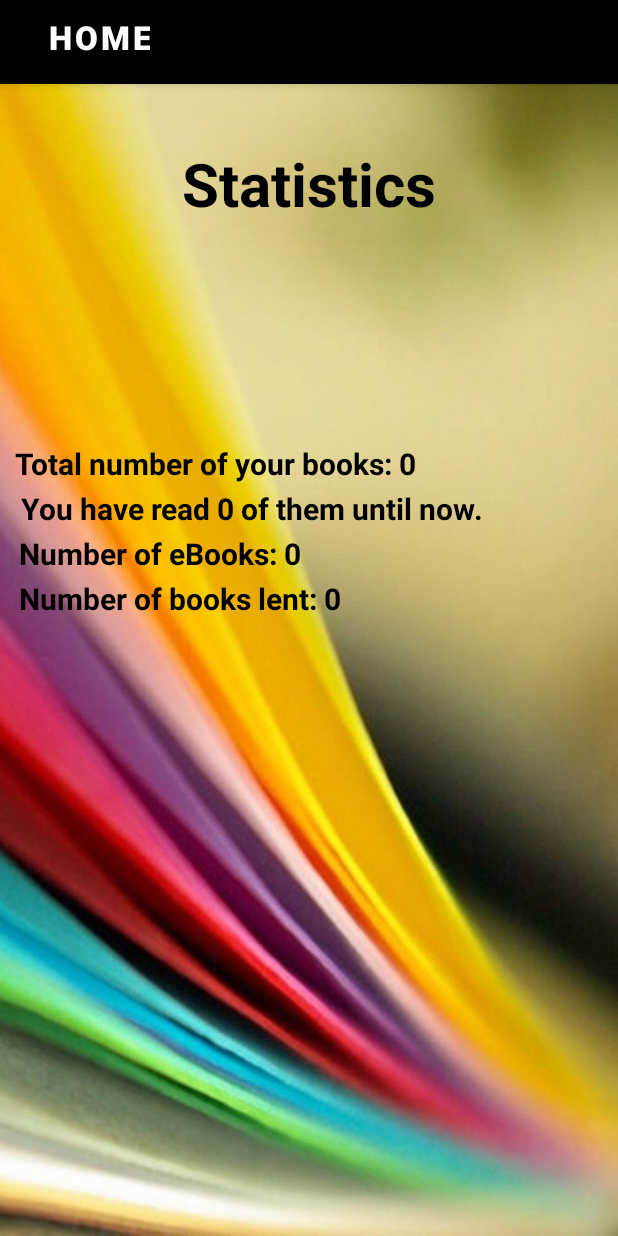
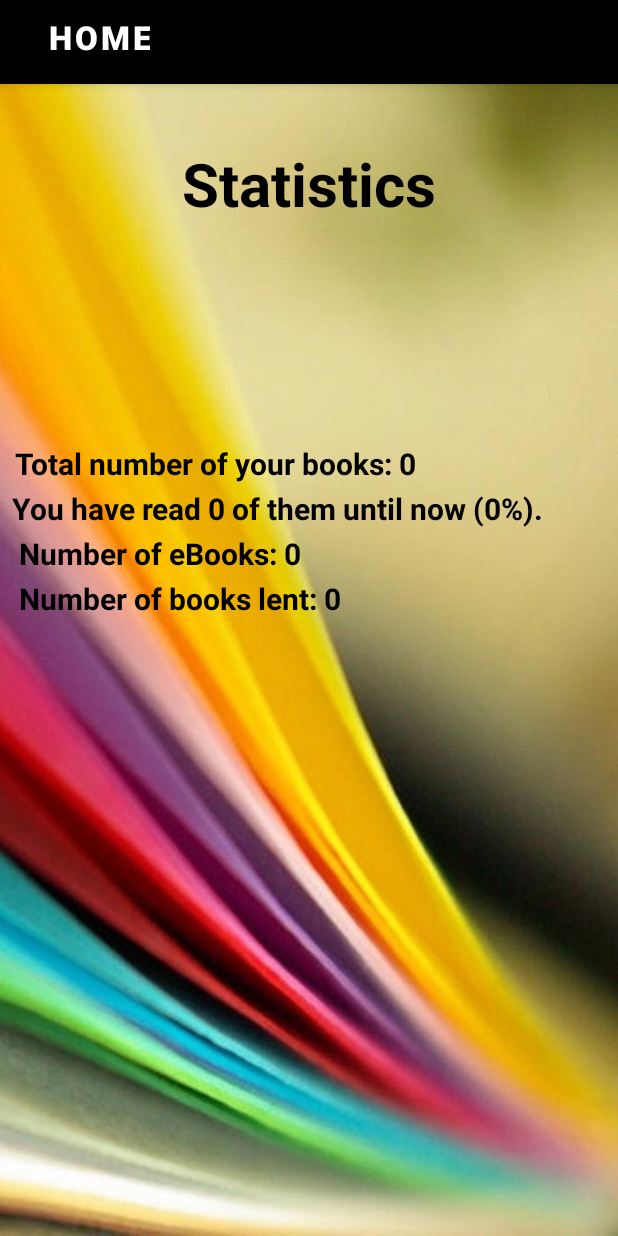
Before and after one commit to radubotanel99/MyBooks, an Android app: the StatsActivity screen opened directly, with no data from a screen before it, on a phone screen of 412 x 824 dp. Run offline under Robolectric (Android 15) with nearby library versions, the phone set to English and light mode, and no system bars.

Commit message:
show percentage of read books

```diff
--- a/app/src/main/java/com/firstapp/app/activities/StatsActivity.java
+++ b/app/src/main/java/com/firstapp/app/activities/StatsActivity.java
@@ -28,8 +28,17 @@ public class StatsActivity extends AbstractActivity {
 
         db = Database.getInstance(StatsActivity.this);
 
-        booksCountTextView.setText("Total number of your books: " + String.valueOf(db.getBooksNUmber()));
-        booksReadCountTextView.setText("You have read " + String.valueOf(db.getBooksReadNumber()) + " of them until now.");
+        int booksNumber = db.getBooksNUmber();
+        int readBooks = db.getBooksReadNumber();
+
+//        int percentOfReadBooks = booksNumber > 0 ? (readBooks / booksNumber) * 100 : 0;
+        int percentOfReadBooks = 0;
+        if (booksNumber > 0) {
+            percentOfReadBooks = (readBooks * 100) / booksNumber;
+        }
+
+        booksCountTextView.setText("Total number of your books: " + String.valueOf(booksNumber));
+        booksReadCountTextView.setText("You have read " + String.valueOf(readBooks) + " of them until now (" + String.valueOf(percentOfReadBooks) + "%).");
         booksDigitalCountTextView.setText("Number of eBooks: " + String.valueOf(db.getBooksDigitalNumber()));
         booksLentCountTextView.setText("Number of books lent: " + String.valueOf(db.getBooksLentNumber()));
 
```
